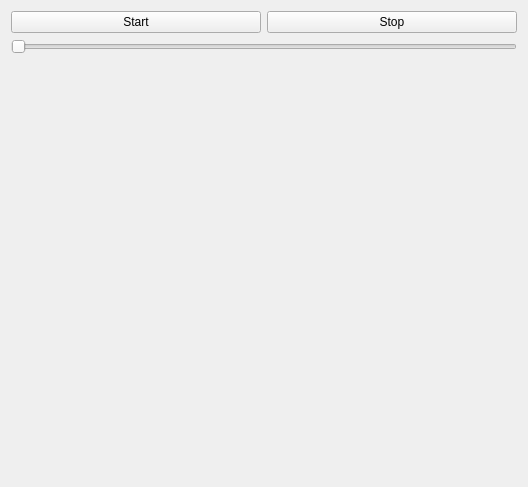
Before: the Qt Designer form TaskPanelAnimate.ui in ljplessis/Nikra-DAP, drawn with Qt 5.
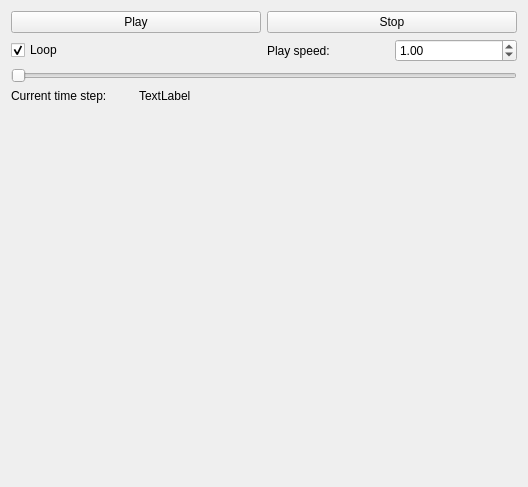
After: the same form once the commit is applied.

Commit message: DAP: Added play speed, start and stop to animation task panel

What changed in the file:
```diff
--- a/TaskPanelAnimate.ui
+++ b/TaskPanelAnimate.ui
@@ -16,21 +16,71 @@
   <layout class="QVBoxLayout" name="verticalLayout">
    <item>
     <layout class="QGridLayout" name="gridLayout">
-     <item row="0" column="1">
+     <item row="4" column="0">
+      <widget class="QLabel" name="label_2">
+       <property name="text">
+        <string>Current time step:</string>
+       </property>
+      </widget>
+     </item>
+     <item row="0" column="0" colspan="2">
       <widget class="QPushButton" name="startButton">
        <property name="text">
-        <string>Stop</string>
+        <string>Play</string>
        </property>
       </widget>
      </item>
-     <item row="0" column="0">
+     <item row="2" column="3">
+      <widget class="QDoubleSpinBox" name="playSpeed">
+       <property name="decimals">
+        <number>2</number>
+       </property>
+       <property name="minimum">
+        <double>0.250000000000000</double>
+       </property>
+       <property name="maximum">
+        <double>50.000000000000000</double>
+       </property>
+       <property name="singleStep">
+        <double>0.250000000000000</double>
+       </property>
+       <property name="value">
+        <double>1.000000000000000</double>
+       </property>
+      </widget>
+     </item>
+     <item row="2" column="2">
+      <widget class="QLabel" name="label">
+       <property name="text">
+        <string>Play speed:</string>
+       </property>
+      </widget>
+     </item>
+     <item row="0" column="2" colspan="2">
       <widget class="QPushButton" name="stopButton">
        <property name="text">
-        <string>Start</string>
+        <string>Stop</string>
        </property>
       </widget>
      </item>
-     <item row="1" column="0" colspan="2">
+     <item row="2" column="0">
+      <widget class="QCheckBox" name="loopCheckBox">
+       <property name="text">
+        <string>Loop</string>
+       </property>
+       <property name="checked">
+        <bool>true</bool>
+       </property>
+      </widget>
+     </item>
+     <item row="4" column="1">
+      <widget class="QLabel" name="timeStepLabel">
+       <property name="text">
+        <string>TextLabel</string>
+       </property>
+      </widget>
+     </item>
+     <item row="3" column="0" colspan="4">
       <widget class="QSlider" name="horizontalSlider">
        <property name="orientation">
         <enum>Qt::Horizontal</enum>
```
The commit also changes 2 other files.
